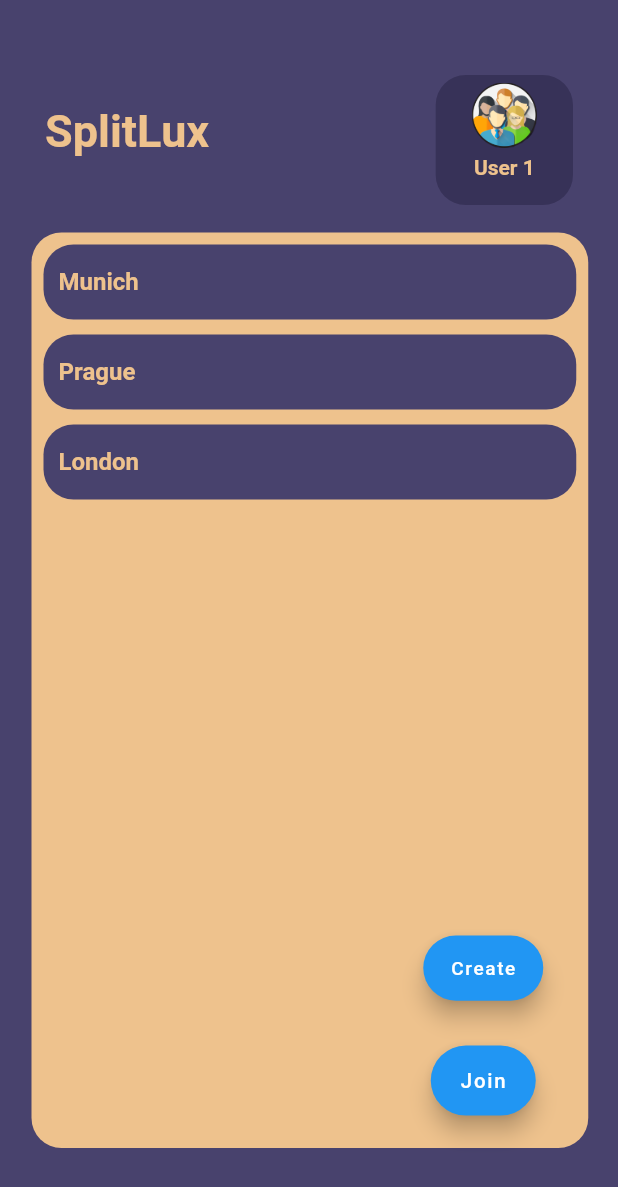
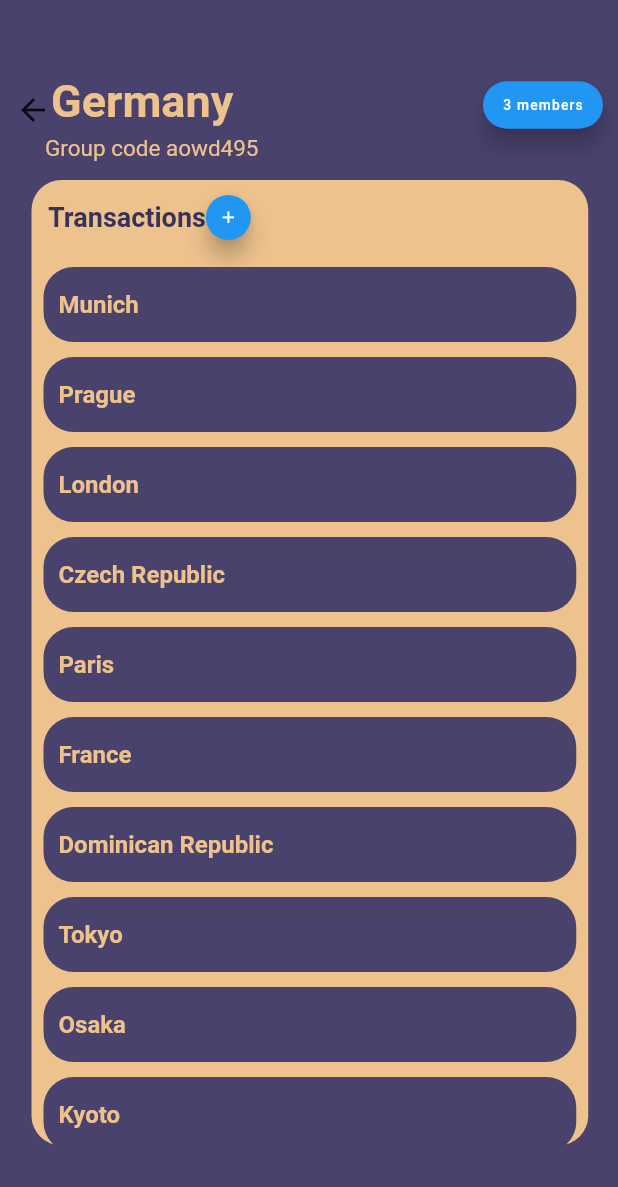
Before and after one commit to marcuspeh/Splitlux, a Flutter app: the screen it shows after launch, on a phone screen of 412 x 824 dp. Shown: the top 1187 px of the screen. Run offline on Flutter 3.47's test engine with Material 2 defaults, Android fonts, the light colour scheme and no system bars.

Commit message:
Add GroupView.dart

```diff
--- /dev/null
+++ b/frontend/lib/GroupView.dart
@@ -0,0 +1,189 @@
+import 'package:flutter/material.dart';
+import 'package:frontend/constants.dart';
+
+var exampleData = [
+  'Munich',
+  'Prague',
+  'London',
+  'Czech Republic',
+  'Paris',
+  'France',
+  'Dominican Republic',
+  'Tokyo',
+  'Osaka',
+  'Kyoto',
+  'Saitama',
+];
+
+class GroupView extends StatefulWidget {
+  @override
+  _GroupViewState createState() => _GroupViewState();
+}
+
+class _GroupViewState extends State<GroupView> {
+  @override
+  Widget build(BuildContext context) {
+    final Size size = MediaQuery.of(context).size;
+
+    return Scaffold(
+      backgroundColor: purple,
+      body: Stack(
+        children: [
+          Positioned(
+            top: 50,
+            left: 10,
+            child: groupNameAndBack(),
+          ),
+          Positioned(
+            top: 30,
+            right: 10,
+            child: membershipStatus(),
+          ),
+          Positioned(
+            top: 90,
+            left: 30,
+            child: groupCode(),
+          ),
+          Positioned(
+            top: 120,
+            left: 21,
+            child: billedContainer(size),
+          ),
+        ],
+      ),
+    );
+  }
+
+  Widget billedContainer(Size size) {
+    return Container(
+      height: size.height / 1.28,
+      width: size.width / 1.11,
+      decoration: BoxDecoration(
+        borderRadius: BorderRadius.circular(20),
+        color: orange,
+      ),
+      child: Stack(
+        children: [
+          Positioned(
+            top: 10,
+            left: 11,
+            child: transactions(),
+          ),
+          Container(
+            child: travelGroupEntries(size),
+            margin: EdgeInsets.fromLTRB(0, 50, 0, 0),
+          )
+        ],
+      ),
+    );
+  }
+
+  Widget groupNameAndBack() {
+    return RichText(
+      text: TextSpan(
+        style: TextStyle(
+          color: orange,
+          fontWeight: FontWeight.bold,
+          fontSize: 30,
+        ),
+        children: [
+          WidgetSpan(
+              child: Container(
+            child: GestureDetector(
+                onTap: () => Navigator.of(context).push(
+                      MaterialPageRoute(
+                        builder: (_) => GroupView(),
+                      ),
+                    ),
+                child: Icon(Icons.arrow_back)),
+          )),
+          TextSpan(text: 'Germany'),
+        ],
+      ),
+    );
+  }
+
+  Widget membershipStatus() {
+    return Container(
+        height: 80.0,
+        width: 80.0,
+        child: FittedBox(
+            child: FloatingActionButton.extended(
+          heroTag: "membershipBtn",
+          onPressed: () {},
+          label: Text("3 members"),
+        )));
+  }
+
+  String placeholderText = "aowd495";
+
+  Widget groupCode() {
+    return Text("Group code ${placeholderText}",
+        style: TextStyle(
+          color: orange,
+          fontWeight: FontWeight.normal,
+          fontSize: 15,
+        ));
+  }
+
+  Widget travelGroupEntries(Size size) {
+    return ListView.builder(
+        padding: const EdgeInsets.all(8),
+        itemCount: exampleData.length,
+        itemBuilder: (BuildContext context, int index) {
+          return Container(
+            height: 50,
+            margin: EdgeInsets.fromLTRB(0, 0, 0, 10),
+            child: GestureDetector(
+              onTap: () => Navigator.of(context).push(
+                MaterialPageRoute(
+                  builder: (_) => GroupView(),
+                ),
+              ),
+              child: Material(
+                color: purple,
+                borderRadius: BorderRadius.circular(20),
+                child: Container(
+                  padding: EdgeInsets.fromLTRB(10, 0, 0, 0),
+                  height: size.height / 14,
+                  width: size.width / 1.5,
+                  alignment: Alignment.centerLeft,
+                  child: Text(
+                    exampleData[index],
+                    style: TextStyle(
+                      color: orange,
+                      fontSize: 16,
+                      fontWeight: FontWeight.bold,
+                    ),
+                  ),
+                ),
+              ),
+            ),
+          );
+        });
+  }
+
+  Widget transactions() {
+    return Row(children: [transactionsText(), addButton()]);
+  }
+
+  Widget transactionsText() {
+    return Text("Transactions",
+        style: TextStyle(
+          color: darkPurple,
+          fontSize: 18,
+          fontWeight: FontWeight.bold,
+        ));
+  }
+
+  Widget addButton() {
+    return Container(
+        height: 30.0,
+        width: 30.0,
+        child: FittedBox(
+            child: FloatingActionButton(
+          onPressed: () {},
+          child: Icon(Icons.add),
+        )));
+  }
+}
--- a/frontend/lib/HomePage.dart
+++ b/frontend/lib/HomePage.dart
@@ -1,8 +1,5 @@
 import 'package:flutter/material.dart';
-
-const Color purple = Color.fromRGBO(72, 66, 109, 1);
-const Color orange = Color.fromRGBO(238, 194, 141, 1);
-const Color darkPurple = Color.fromRGBO(55, 50, 88, 1);
+import 'package:frontend/constants.dart';
 
 var exampleData = ['Munich', 'Prague', 'London'];
 
--- /dev/null
+++ b/frontend/lib/constants.dart
@@ -0,0 +1,5 @@
+import 'package:flutter/material.dart';
+
+const Color purple = Color.fromRGBO(72, 66, 109, 1);
+const Color orange = Color.fromRGBO(238, 194, 141, 1);
+const Color darkPurple = Color.fromRGBO(55, 50, 88, 1);
--- a/frontend/lib/main.dart
+++ b/frontend/lib/main.dart
@@ -1,5 +1,5 @@
 import 'package:flutter/material.dart';
-import 'package:frontend/HomePage.dart';
+import 'package:frontend/GroupView.dart';
 
 void main() {
   runApp(const MyApp());
@@ -25,7 +25,7 @@
         // is not restarted.
         primarySwatch: Colors.blue,
       ),
-      home: HomePage(),
+      home: GroupView(),
     );
   }
 }
```
